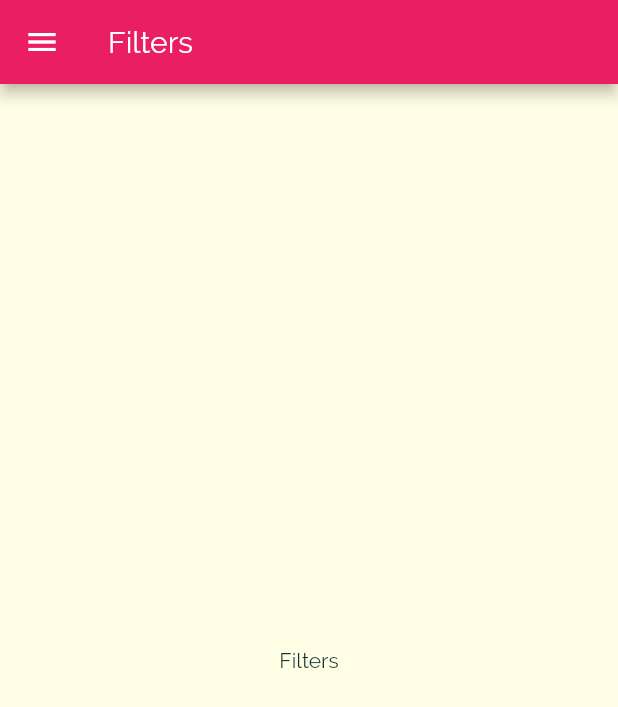
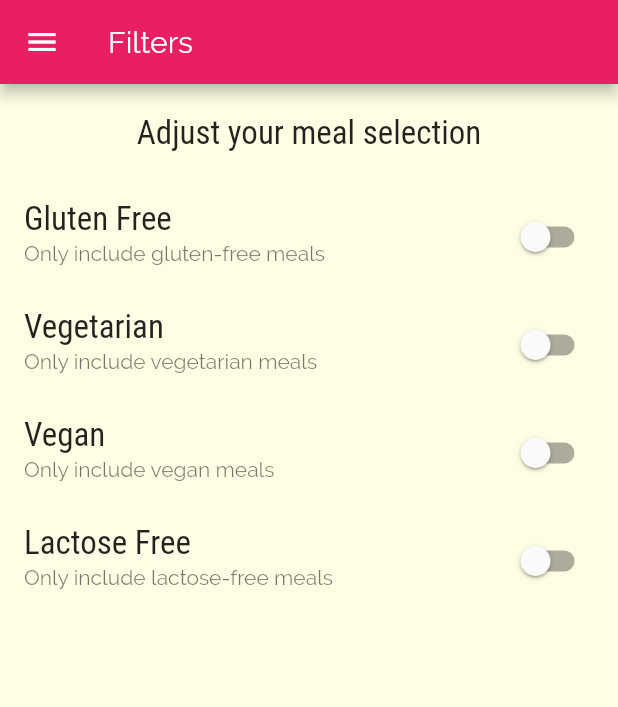
Before and after one commit to My-Flutter-Learning/meals_app, a Flutter app: the FilterScreen screen opened by its route, on a phone screen of 412 x 824 dp. Shown: the top 707 px of the screen. Run offline on Flutter 3.47's test engine with Material 2 defaults, Android fonts, the phone set to English and light mode, and no system bars.

Commit message:
Added filter switches

```diff
--- a/lib/screens/filters_screen.dart
+++ b/lib/screens/filters_screen.dart
@@ -1,15 +1,81 @@
 import 'package:flutter/material.dart';
 import 'package:meals_app/widgets/main_drawer.dart';
 
-class FilterScreen extends StatelessWidget {
+class FilterScreen extends StatefulWidget {
   static const routeName = '/filterscreen';
   const FilterScreen({Key? key}) : super(key: key);
 
   @override
+  State<FilterScreen> createState() => _FilterScreenState();
+}
+
+class _FilterScreenState extends State<FilterScreen> {
+  var _glutenFree = false;
+  var _vegetarian = false;
+  var _vegan = false;
+  var _lactoseFree = false;
+
+  Widget _buildSwitchListTile(
+      String title, String description,
+      bool currentValue, Function updateValue) {
+    return SwitchListTile(
+        value: currentValue,
+        onChanged:(_) => updateValue,
+        title: Text(title),
+        subtitle: Text(description));
+  }
+
+  @override
   Widget build(BuildContext context) {
-    return  Scaffold(
-        appBar: AppBar(title: const Text('Filters')),
-        drawer: const MainDrawer(),
-        body: const Center(child: Text('Filters')));
+    return Scaffold(
+      appBar: AppBar(title: const Text('Filters')),
+      drawer: const MainDrawer(),
+      body: Column(
+        children: [
+          Container(
+              padding: const EdgeInsets.all(20),
+              child: Text(
+                'Adjust your meal selection',
+                style: Theme.of(context).textTheme.titleMedium,
+              )),
+          Expanded(
+              child: ListView(children: [
+                _buildSwitchListTile(
+                    'Gluten Free',
+                    'Only include gluten-free meals',
+                    _glutenFree,
+                    (newValue) {
+                      setState(() {
+                        _glutenFree = newValue;});
+                      }),
+                _buildSwitchListTile(
+                    'Vegetarian',
+                    'Only include vegetarian meals',
+                    _vegetarian,
+                    (newValue) {
+                      setState(() {
+                        _vegetarian = newValue;});
+                      }),
+                _buildSwitchListTile(
+                    'Vegan',
+                    'Only include vegan meals',
+                    _vegan,
+                    (newValue) {
+                      setState(() {
+                        _vegan= newValue;});
+                      }),
+                 _buildSwitchListTile(
+                    'Lactose Free',
+                    'Only include lactose-free meals',
+                    _lactoseFree,
+                    (newValue) {
+                      setState(() {
+                        _lactoseFree = newValue;});
+                      }),
+
+          ])),
+        ],
+      ),
+    );
   }
 }
```
